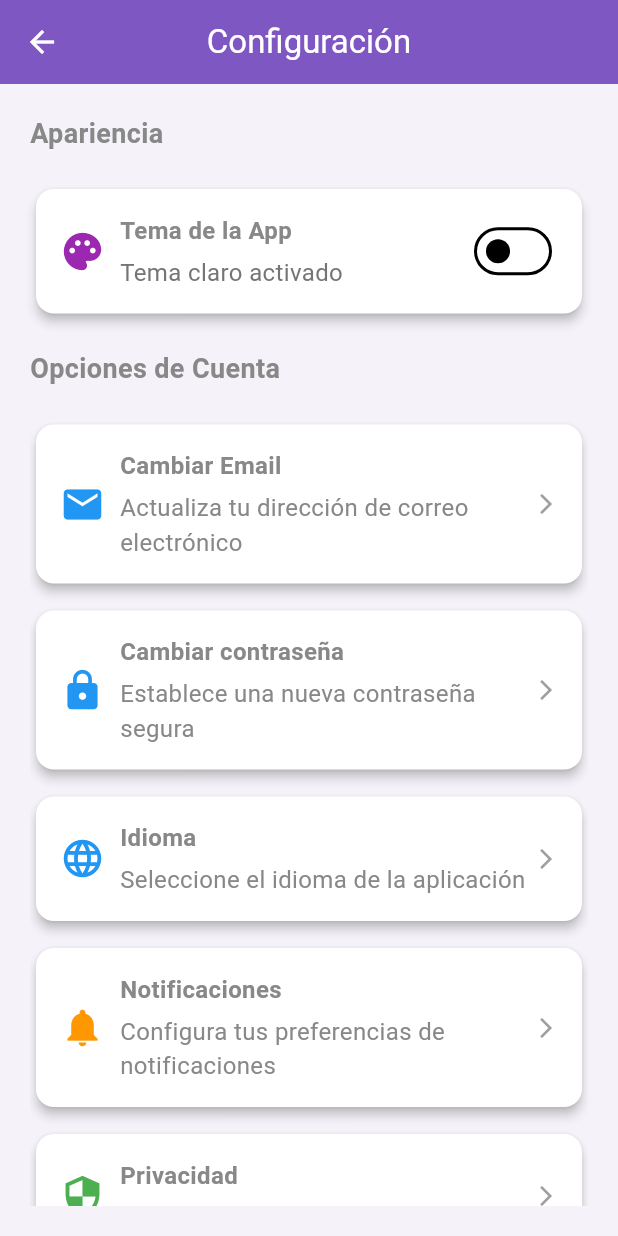
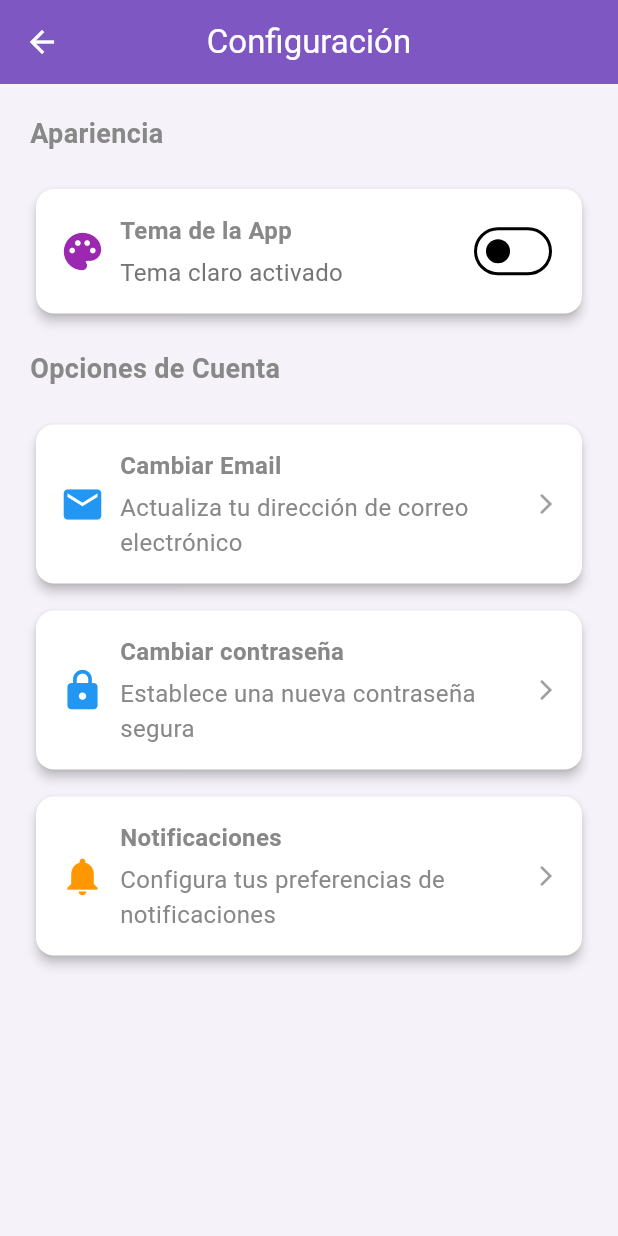
Before and after one commit to SantiagoM0814/huellas_salud_movil, a Flutter app: the SettingsScreen screen opened directly with empty values, on a phone screen of 412 x 824 dp. Run offline on Flutter 3.47's test engine with Material 3 defaults, Android fonts, the light colour scheme and no system bars; our stand-ins replace dio.

Commit message:
Se actualizá la vista de Configuración

```diff
--- a/lib/pages/settings/settings.dart
+++ b/lib/pages/settings/settings.dart
@@ -70,7 +70,7 @@ class _SettingsScreenState extends State<SettingsScreen> {
             ),
             const SizedBox(height: 20),
 
-            // ✅ Selector de tema
+            // Selector de tema
             _buildThemeSelector(),
             const SizedBox(height: 20),
 
@@ -88,11 +88,7 @@ class _SettingsScreenState extends State<SettingsScreen> {
                   const SizedBox(height: 10),
                   _buildFeatureCard(context, Icons.lock, 'Cambiar contraseña', 'Establece una nueva contraseña segura', Colors.blue),
                   const SizedBox(height: 10),
-                  _buildFeatureCard(context, Icons.language, 'Idioma', 'Seleccione el idioma de la aplicación', Colors.blue),
-                  const SizedBox(height: 10),
                   _buildFeatureCard(context, Icons.notifications, 'Notificaciones', 'Configura tus preferencias de notificaciones', Colors.orange),
-                  const SizedBox(height: 10),
-                  _buildFeatureCard(context, Icons.security, 'Privacidad', 'Configura tu privacidad y datos', Colors.green),
                 ],
               )
             )
@@ -102,7 +98,7 @@ class _SettingsScreenState extends State<SettingsScreen> {
     );
   }
 
-  // ✅ Widget para el selector de tema
+  // Widget para el selector de tema
   Widget _buildThemeSelector() {
     return Card(
       elevation: 3,
```
Also changed, not shown: lib/pages/auth/login.dart (+10 -10 lines).
